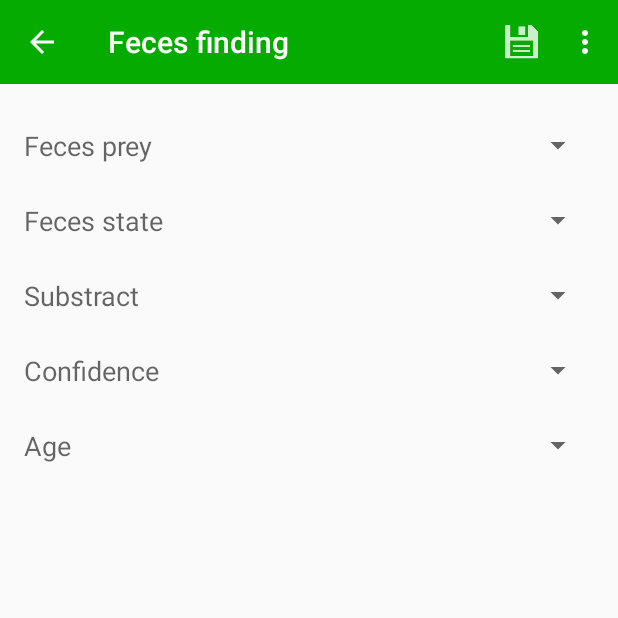
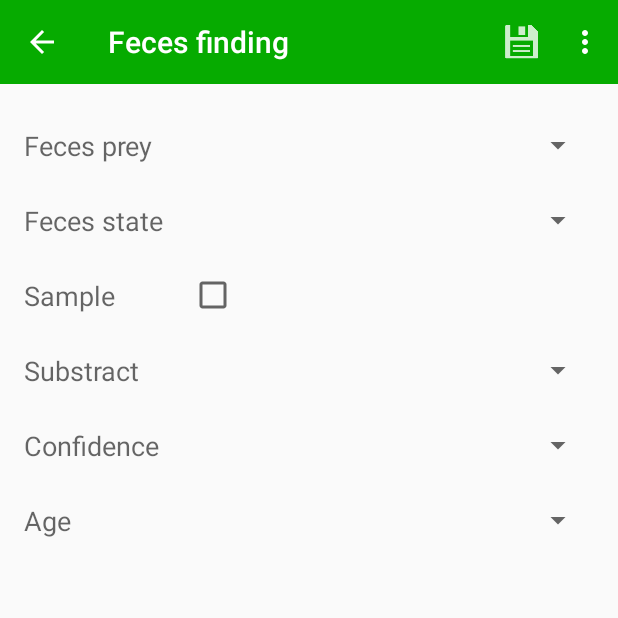
Before and after one commit to slavomir-ziak/animal-tracker, an Android app: the TransectFindingFecesDetailActivity screen opened directly, with no data from a screen before it, on a phone screen of 412 x 824 dp, the top half of it. Run offline under Robolectric (Android 15) with nearby library versions, the phone set to English and light mode, and no system bars; 9 statements that could not run were skipped.

Commit message:
added boolean collected to Feces and Group to Footprints

```diff
--- a/android/MyApplication/animaltracker/src/main/AndroidManifest.xml
+++ b/android/MyApplication/animaltracker/src/main/AndroidManifest.xml
@@ -18,7 +18,7 @@
             android:value="sugar_db_32.db" />
         <meta-data
             android:name="VERSION"
-            android:value="20" />
+            android:value="21" />
         <meta-data
             android:name="QUERY_LOG"
             android:value="true" />
--- a/android/MyApplication/animaltracker/src/main/res/layout/activity_transect_finding_feces.xml
+++ b/android/MyApplication/animaltracker/src/main/res/layout/activity_transect_finding_feces.xml
@@ -79,6 +79,34 @@
                 android:orientation="horizontal">
 
                 <TextView
+                    android:id="@+id/sampleLabel"
+                    android:layout_width="110dp"
+                    android:layout_height="wrap_content"
+                    android:text="@string/collected"
+                    android:textAppearance="?android:attr/textAppearanceMedium"
+                    android:layout_gravity="center_vertical" />
+
+                <LinearLayout
+                    android:layout_width="match_parent"
+                    android:layout_height="match_parent"
+                    android:orientation="horizontal"
+                    android:gravity="start|center_vertical">
+
+                    <CheckBox
+                        android:layout_width="wrap_content"
+                        android:layout_height="wrap_content"
+                        android:id="@+id/transect_finding_sample" />
+
+                </LinearLayout>
+
+            </LinearLayout>
+
+            <LinearLayout
+                android:layout_width="match_parent"
+                android:layout_height="50dp"
+                android:orientation="horizontal">
+
+                <TextView
                     android:id="@+id/substractLabel"
                     android:layout_width="110dp"
                     android:layout_height="wrap_content"
```
Also changed, not shown: android/MyApplication/animaltracker/src/main/java/com/wecode/animaltracker/model/findings/TransectFindingFeces.java (+23 -12 lines), android/MyApplication/animaltracker/src/main/java/com/wecode/animaltracker/model/findings/TransectFindingFootprints.java (+28 -17 lines), android/MyApplication/animaltracker/src/main/java/com/wecode/animaltracker/view/findings/TransectFindingFecesView.java (+9 -3 lines), android/MyApplication/animaltracker/src/main/java/com/wecode/animaltracker/view/findings/TransectFindingFootprintsView.java (+11 -9 lines), android/MyApplication/animaltracker/src/main/res/layout/activity_transect_finding_footprints.xml (+25 -4 lines), android/MyApplication/animaltracker/src/main/res/values/strings.xml (+15 -0 lines), 1 other file.
